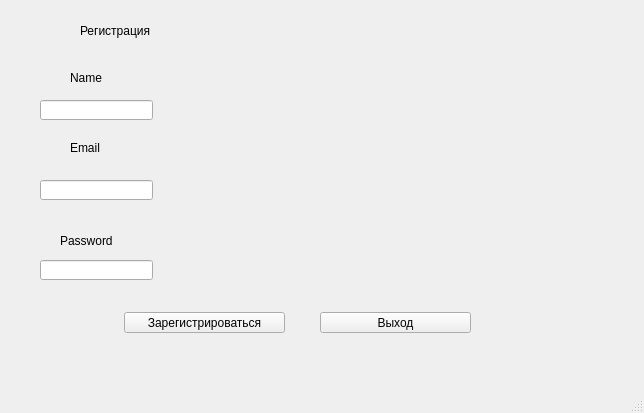
Before: the Qt Designer form register.ui in EvenPompos/MDK1101, drawn with Qt 5.
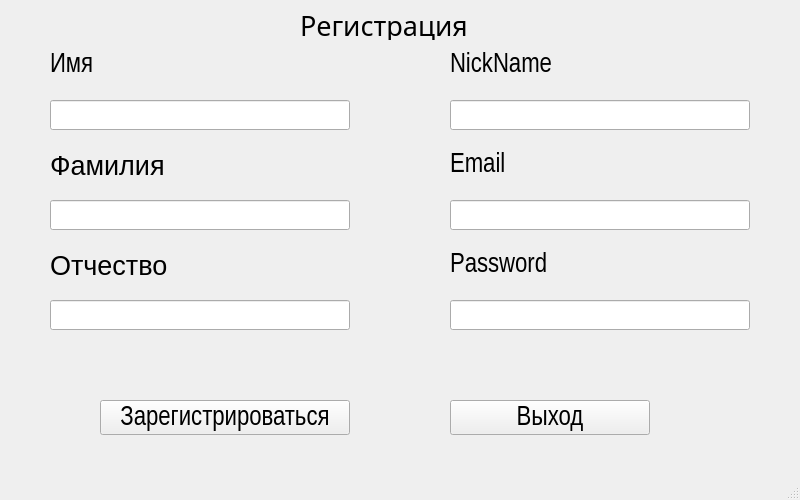
After: the same form once the commit is applied.

Diff of the .ui file:
```diff
--- a/register.ui
+++ b/register.ui
@@ -6,8 +6,8 @@
    <rect>
     <x>0</x>
     <y>0</y>
-    <width>644</width>
-    <height>413</height>
+    <width>800</width>
+    <height>500</height>
    </rect>
   </property>
   <property name="windowTitle">
@@ -17,94 +17,148 @@
    <widget class="QLabel" name="label">
     <property name="geometry">
      <rect>
-      <x>80</x>
-      <y>20</y>
-      <width>141</width>
-      <height>21</height>
+      <x>300</x>
+      <y>10</y>
+      <width>200</width>
+      <height>30</height>
      </rect>
     </property>
+    <property name="font">
+     <font>
+      <family>Arial Black</family>
+      <pointsize>20</pointsize>
+      <weight>50</weight>
+      <italic>false</italic>
+      <bold>false</bold>
+      <underline>false</underline>
+      <strikeout>false</strikeout>
+      <kerning>true</kerning>
+     </font>
+    </property>
     <property name="text">
      <string>Регистрация</string>
     </property>
    </widget>
-   <widget class="QLabel" name="Name_reg">
+   <widget class="QLabel" name="NickName">
     <property name="geometry">
      <rect>
-      <x>70</x>
-      <y>70</y>
-      <width>71</width>
-      <height>16</height>
+      <x>450</x>
+      <y>50</y>
+      <width>300</width>
+      <height>30</height>
      </rect>
     </property>
+    <property name="font">
+     <font>
+      <family>Arial Narrow</family>
+      <pointsize>20</pointsize>
+     </font>
+    </property>
     <property name="text">
-     <string>Name</string>
+     <string>NickName</string>
     </property>
    </widget>
    <widget class="QLineEdit" name="Name_vod_reg">
     <property name="geometry">
      <rect>
-      <x>40</x>
+      <x>450</x>
       <y>100</y>
-      <width>113</width>
-      <height>20</height>
+      <width>300</width>
+      <height>30</height>
      </rect>
     </property>
+    <property name="font">
+     <font>
+      <family>Arial</family>
+      <pointsize>12</pointsize>
+     </font>
+    </property>
    </widget>
-   <widget class="QLabel" name="Email_reg">
+   <widget class="QLabel" name="Email">
     <property name="geometry">
      <rect>
-      <x>70</x>
-      <y>140</y>
-      <width>71</width>
-      <height>16</height>
+      <x>450</x>
+      <y>150</y>
+      <width>300</width>
+      <height>30</height>
      </rect>
     </property>
+    <property name="font">
+     <font>
+      <family>Arial Narrow</family>
+      <pointsize>20</pointsize>
+     </font>
+    </property>
     <property name="text">
      <string>Email</string>
     </property>
    </widget>
-   <widget class="QLineEdit" name="Email_vod_reg">
+   <widget class="QLineEdit" name="Email_reg">
     <property name="geometry">
      <rect>
-      <x>40</x>
-      <y>180</y>
-      <width>113</width>
-      <height>20</height>
+      <x>450</x>
+      <y>200</y>
+      <width>300</width>
+      <height>30</height>
      </rect>
     </property>
+    <property name="font">
+     <font>
+      <family>Arial</family>
+      <pointsize>12</pointsize>
+     </font>
+    </property>
    </widget>
-   <widget class="QLabel" name="Pass_reg">
+   <widget class="QLabel" name="Pass">
     <property name="geometry">
      <rect>
-      <x>60</x>
-      <y>230</y>
-      <width>71</width>
-      <height>21</height>
+      <x>450</x>
+      <y>250</y>
+      <width>300</width>
+      <height>30</height>
      </rect>
     </property>
+    <property name="font">
+     <font>
+      <family>Arial Narrow</family>
+      <pointsize>20</pointsize>
+     </font>
+    </property>
     <property name="text">
      <string>Password</string>
     </property>
    </widget>
-   <widget class="QLineEdit" name="Pass_vod">
+   <widget class="QLineEdit" name="Pass_reg">
     <property name="geometry">
      <rect>
-      <x>40</x>
-      <y>260</y>
-      <width>113</width>
-      <height>20</height>
+      <x>450</x>
+      <y>300</y>
+      <width>300</width>
+      <height>30</height>
      </rect>
     </property>
+    <property name="font">
+     <font>
+      <family>Arial</family>
+      <pointsize>12</pointsize>
+     </font>
+    </property>
    </widget>
    <widget class="QPushButton" name="Zaregistr">
     <property name="geometry">
      <rect>
-      <x>124</x>
-      <y>312</y>
-      <width>161</width>
-      <height>21</height>
+      <x>100</x>
+      <y>400</y>
+      <width>250</width>
+      <height>35</height>
      </rect>
     </property>
+    <property name="font">
+     <font>
+      <family>Arial Narrow</family>
+      <pointsize>20</pointsize>
+     </font>
+    </property>
     <property name="text">
      <string>Зарегистрироваться</string>
     </property>
@@ -112,16 +166,125 @@
    <widget class="QPushButton" name="Vyhod">
     <property name="geometry">
      <rect>
-      <x>320</x>
-      <y>312</y>
-      <width>151</width>
-      <height>21</height>
+      <x>450</x>
+      <y>400</y>
+      <width>200</width>
+      <height>35</height>
      </rect>
     </property>
+    <property name="font">
+     <font>
+      <family>Arial Narrow</family>
+      <pointsize>20</pointsize>
+     </font>
+    </property>
     <property name="text">
      <string>Выход</string>
     </property>
    </widget>
+   <widget class="QLabel" name="Name">
+    <property name="geometry">
+     <rect>
+      <x>50</x>
+      <y>50</y>
+      <width>300</width>
+      <height>30</height>
+     </rect>
+    </property>
+    <property name="font">
+     <font>
+      <family>Arial Narrow</family>
+      <pointsize>20</pointsize>
+     </font>
+    </property>
+    <property name="text">
+     <string>Имя</string>
+    </property>
+   </widget>
+   <widget class="QLabel" name="Surname">
+    <property name="geometry">
+     <rect>
+      <x>50</x>
+      <y>150</y>
+      <width>300</width>
+      <height>30</height>
+     </rect>
+    </property>
+    <property name="font">
+     <font>
+      <pointsize>20</pointsize>
+     </font>
+    </property>
+    <property name="text">
+     <string>Фамилия</string>
+    </property>
+   </widget>
+   <widget class="QLabel" name="Ot_Name">
+    <property name="geometry">
+     <rect>
+      <x>50</x>
+      <y>250</y>
+      <width>300</width>
+      <height>30</height>
+     </rect>
+    </property>
+    <property name="font">
+     <font>
+      <pointsize>20</pointsize>
+     </font>
+    </property>
+    <property name="text">
+     <string>Отчество</string>
+    </property>
+   </widget>
+   <widget class="QLineEdit" name="Name_reg">
+    <property name="geometry">
+     <rect>
+      <x>50</x>
+      <y>100</y>
+      <width>300</width>
+      <height>30</height>
+     </rect>
+    </property>
+    <property name="font">
+     <font>
+      <family>Arial</family>
+      <pointsize>12</pointsize>
+     </font>
+    </property>
+   </widget>
+   <widget class="QLineEdit" name="Surname_reg">
+    <property name="geometry">
+     <rect>
+      <x>50</x>
+      <y>200</y>
+      <width>300</width>
+      <height>30</height>
+     </rect>
+    </property>
+    <property name="font">
+     <font>
+      <family>Arial</family>
+      <pointsize>12</pointsize>
+     </font>
+    </property>
+   </widget>
+   <widget class="QLineEdit" name="Ot_Name_reg">
+    <property name="geometry">
+     <rect>
+      <x>50</x>
+      <y>300</y>
+      <width>300</width>
+      <height>30</height>
+     </rect>
+    </property>
+    <property name="font">
+     <font>
+      <family>Arial</family>
+      <pointsize>12</pointsize>
+     </font>
+    </property>
+   </widget>
   </widget>
   <widget class="QMenuBar" name="menubar">
    <property name="geometry">
```
Left out of the diff: 6 changed lines with no effect on the pictures.
